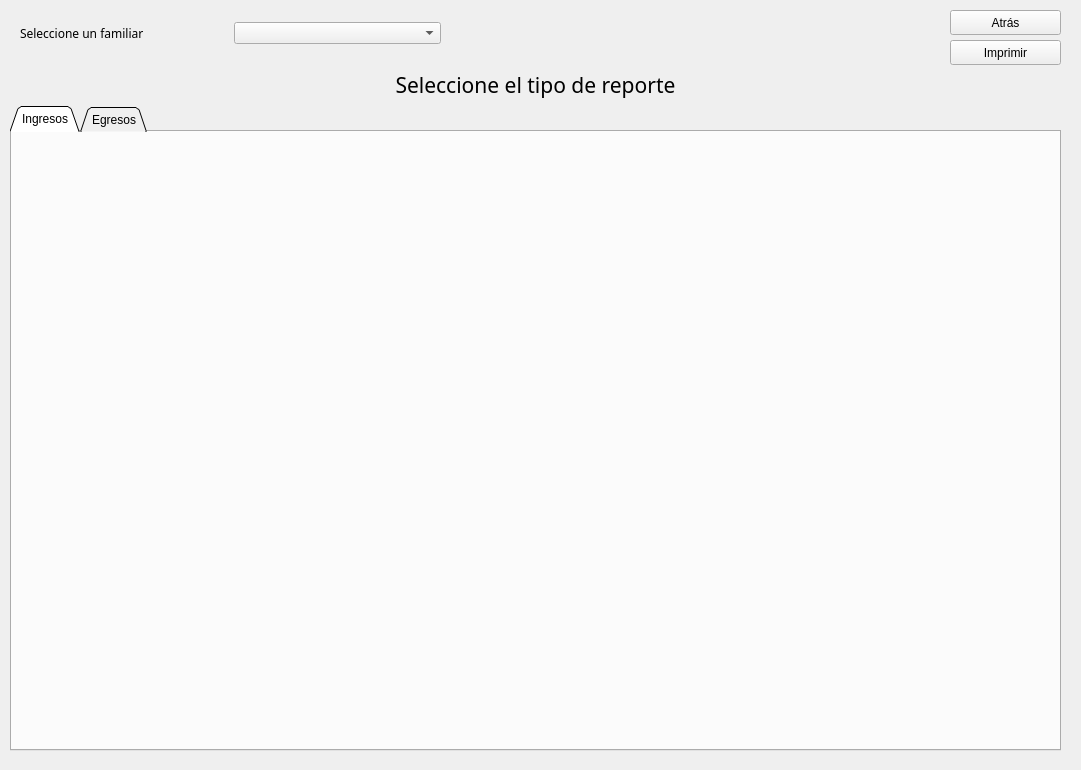
The window that reportes.ui (HailNicole/App_Finanzas) describes before a commit, drawn with Qt 5.
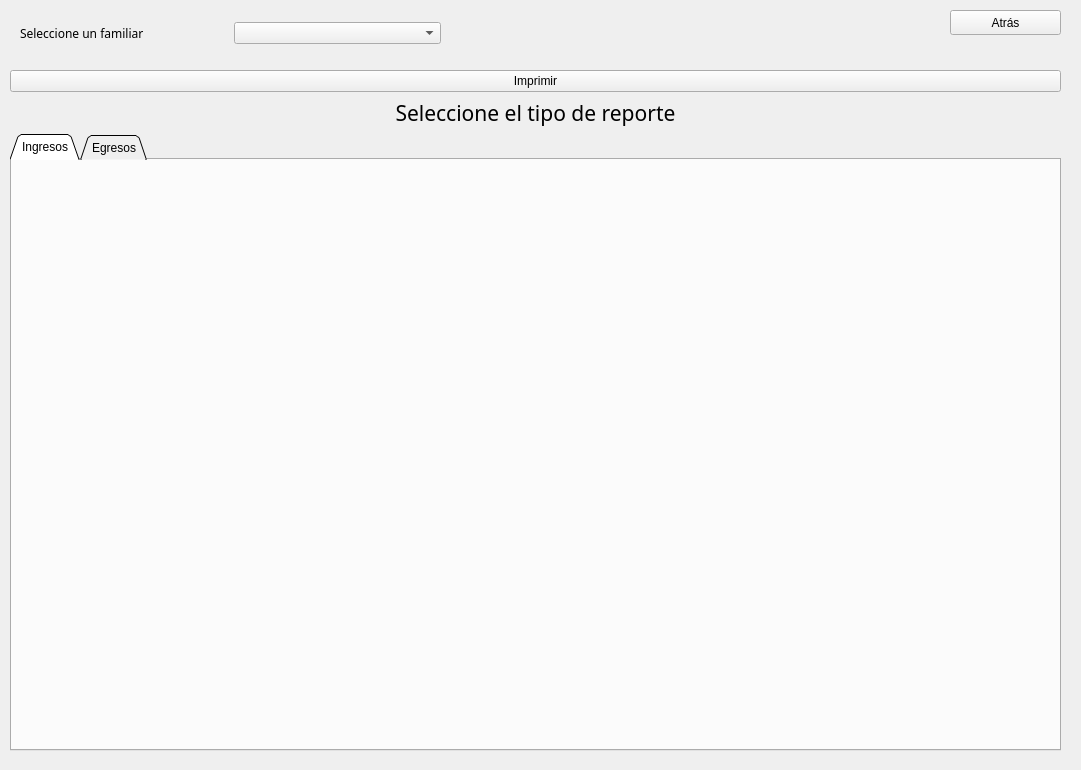
The same window after the commit. The open tabs and pages were chosen to show the change.

What changed in the file:
```diff
--- a/reportes.ui
+++ b/reportes.ui
@@ -54,6 +54,13 @@
     </rect>
    </property>
    <layout class="QVBoxLayout" name="verticalLayout">
+    <item>
+     <widget class="QPushButton" name="btn_imp">
+      <property name="text">
+       <string>Imprimir</string>
+      </property>
+     </widget>
+    </item>
     <item>
      <widget class="QLabel" name="label_2">
       <property name="font">
@@ -118,19 +125,6 @@
     </item>
    </layout>
   </widget>
-  <widget class="QPushButton" name="btn_imp">
-   <property name="geometry">
-    <rect>
-     <x>950</x>
-     <y>40</y>
-     <width>111</width>
-     <height>25</height>
-    </rect>
-   </property>
-   <property name="text">
-    <string>Imprimir</string>
-   </property>
-  </widget>
   <widget class="QPushButton" name="btn_atras">
    <property name="geometry">
     <rect>
```
Left out of the diff: 2 changed lines with no effect on the pictures.
